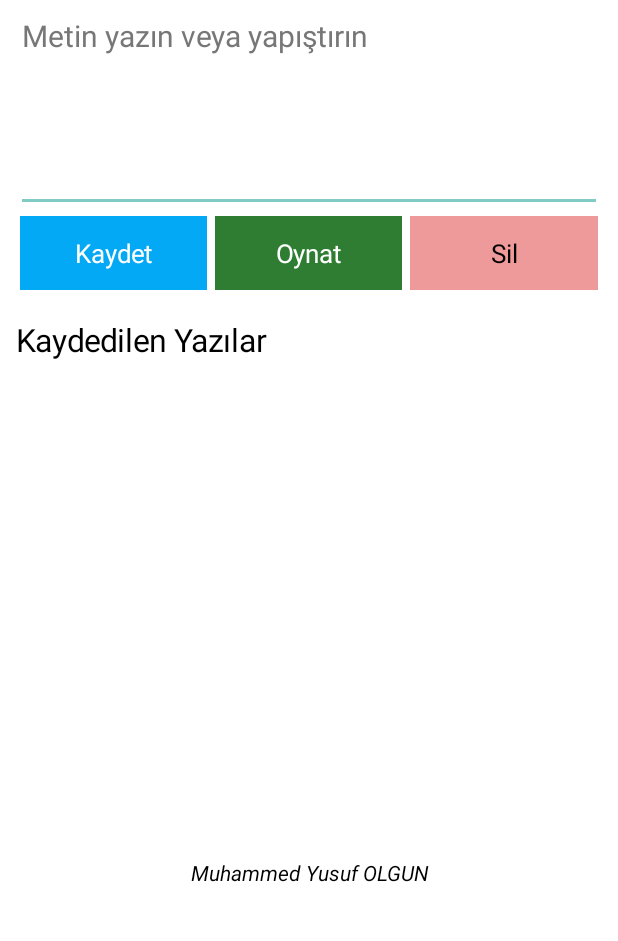
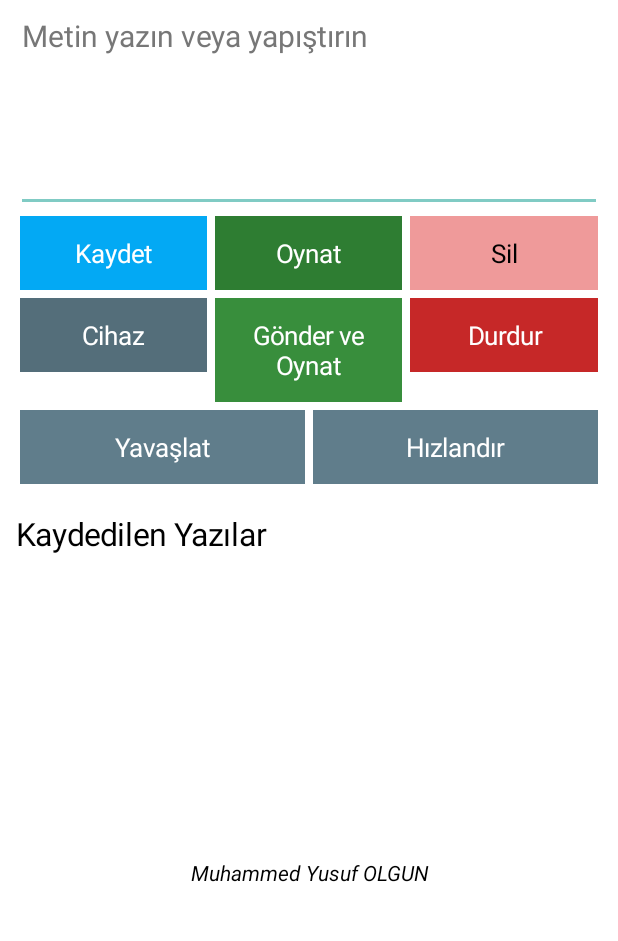
Before and after one commit to muhammedyusufolgun/yazi, an Android app: the screen it shows after launch (MainActivity), on a phone screen of 412 x 824 dp, the part 205-1146 px from its top. Run offline under Robolectric (Android 15) with nearby library versions, the phone set to English and light mode, and no system bars.

Commit message:
Integrate persistent Wi-Fi pairing, remote play/stop/speed controls into Yazi UI

```diff
--- a/app/src/main/java/com/olgun/yazi/MainActivity.java
+++ b/app/src/main/java/com/olgun/yazi/MainActivity.java
@@ -14,9 +14,9 @@ import java.util.*;
 
 public class MainActivity extends Activity {
   final int bg=Color.WHITE, red=Color.rgb(155,20,20);
-  EditText editor; LinearLayout root, items; android.content.SharedPreferences prefs;
+  EditText editor; LinearLayout root, items; LanLink lan; Marquee activeMarquee; android.content.SharedPreferences prefs;
   ArrayList<String> saved=new ArrayList<>(); int selected=-1; boolean playing=false;
-  @Override public void onCreate(Bundle b){super.onCreate(b);prefs=getSharedPreferences("texts",0);load();showEditor("");}
+  @Override public void onCreate(Bundle b){super.onCreate(b);prefs=getSharedPreferences("texts",0);load();lan=new LanLink(this);showEditor("");}
   void load(){saved.clear();try{JSONArray a=new JSONArray(prefs.getString("list","[]"));for(int i=0;i<a.length();i++)saved.add(a.getString(i));}catch(Exception ignored){}}
   void persist(){JSONArray a=new JSONArray();for(String s:saved)a.put(s);prefs.edit().putString("list",a.toString()).apply();}
   TextView button(String s,LinearLayout row,Runnable action){TextView v=new TextView(this);v.setText(s);v.setTextColor(Color.WHITE);v.setTextSize(17);v.setGravity(17);v.setPadding(18,20,18,20);v.setBackgroundColor(red);LinearLayout.LayoutParams p=new LinearLayout.LayoutParams(0,-2,1);p.setMargins(4,4,4,4);row.addView(v,p);v.setOnClickListener(w->action.run());return v;}
@@ -48,6 +48,21 @@ public class MainActivity extends Activity {
       if(selected<0||selected>=saved.size()){toast("Listeden yazı seçin");return;}
       confirmDelete(selected);
     });del.setBackgroundColor(0xffef9a9a);del.setTextColor(Color.BLACK);
+    LinearLayout remote=new LinearLayout(this);root.addView(remote,new LinearLayout.LayoutParams(-1,-2));
+    button("Cihaz",remote,()->lan.choose()).setBackgroundColor(0xff546e7a);
+    button("Gönder ve Oynat",remote,()->{
+      String t=editor.getText().toString();
+      if(t.trim().isEmpty()){toast("Metin girin");return;}
+      String peer=lan.chosen();if(peer.isEmpty()){toast("Önce cihaz eşleştirin");lan.choose();return;}
+      lan.send(peer,"play",t,this::toast);
+    }).setBackgroundColor(0xff388e3c);
+    button("Durdur",remote,()->{
+      String peer=lan.chosen();if(peer.isEmpty()){toast("Cihaz seçin");return;}
+      lan.send(peer,"stop","",this::toast);
+    }).setBackgroundColor(0xffc62828);
+    LinearLayout speedRow=new LinearLayout(this);root.addView(speedRow,new LinearLayout.LayoutParams(-1,-2));
+    button("Yavaşlat",speedRow,()->remoteSpeed(-1)).setBackgroundColor(0xff607d8b);
+    button("Hızlandır",speedRow,()->remoteSpeed(1)).setBackgroundColor(0xff607d8b);
     TextView title=new TextView(this);title.setText("Kaydedilen Yazılar");title.setTextSize(21);
     title.setTextColor(Color.BLACK);title.setPadding(0,24,0,12);root.addView(title);
     items=new LinearLayout(this);items.setOrientation(1);root.addView(items);
@@ -65,10 +80,14 @@ public class MainActivity extends Activity {
     footer.setTypeface(null,Typeface.ITALIC);footer.setPadding(0,4,0,144);
     page.addView(footer,new LinearLayout.LayoutParams(-1,-2));
   }
+  float remoteSpeedValue=3f;
+  void remoteSpeed(int delta){String peer=lan.chosen();if(peer.isEmpty()){toast("Cihaz seçin");return;}remoteSpeedValue=Math.max(.3f,Math.min(40f,remoteSpeedValue+delta));lan.send(peer,"speed",String.valueOf(remoteSpeedValue),this::toast);}
+  void setRemoteSpeed(float speed){if(activeMarquee!=null)activeMarquee.speed=Math.max(.3f,Math.min(40f,speed));}
+  @Override protected void onDestroy(){if(lan!=null)lan.shutdown();super.onDestroy();}
   void confirmDelete(int i){new AlertDialog.Builder(this).setTitle("Metni sil").setMessage("Bu kaydı silmek istiyor musunuz?").setNegativeButton("Vazgeç",null).setPositiveButton("Devam", (d,w)->new AlertDialog.Builder(this).setTitle("Son onay").setMessage("Bu kayıt kalıcı olarak silinecek. Onaylıyor musunuz?").setNegativeButton("İptal",null).setPositiveButton("Sil",(d2,w2)->{saved.remove(i);selected=-1;persist();showEditor("");}).show()).show();}
   void toast(String s){Toast.makeText(this,s,Toast.LENGTH_SHORT).show();}
   void hideKeyboard(){((InputMethodManager)getSystemService(INPUT_METHOD_SERVICE)).hideSoftInputFromWindow(editor.getWindowToken(),0);}
-  void startPlay(String t){playing=true;setRequestedOrientation(ActivityInfo.SCREEN_ORIENTATION_LANDSCAPE);getWindow().getDecorView().setSystemUiVisibility(5894|1024|512);setContentView(new Marquee(this,t));}
+  void startPlay(String t){playing=true;setRequestedOrientation(ActivityInfo.SCREEN_ORIENTATION_LANDSCAPE);getWindow().getDecorView().setSystemUiVisibility(5894|1024|512);activeMarquee=new Marquee(this,t);setContentView(activeMarquee);}
   class Marquee extends View {
     Paint paint=new Paint(3);String text;float x,speed=3f,lastY;long previous;boolean leftGesture=false;GestureDetector gestures;
     Marquee(Context c,String s){super(c);text=s.replace('\n',' ');setBackgroundColor(Color.BLACK);paint.setColor(red);paint.setTypeface(Typeface.create("sans-serif",Typeface.BOLD));gestures=new GestureDetector(c,new GestureDetector.SimpleOnGestureListener(){@Override public boolean onDoubleTap(MotionEvent e){runOnUiThread(()->showEditor(text));return true;}@Override public boolean onDown(MotionEvent e){return true;}});}
```
